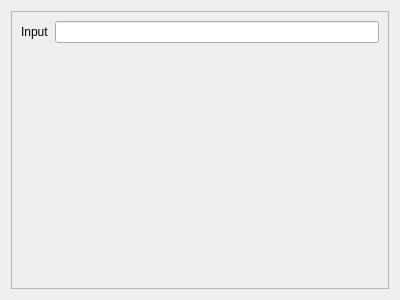
This is ui_app/ui/main.ui in timlau/PyQt6-Examples as Qt 5 draws it before an edit. The edited form follows.
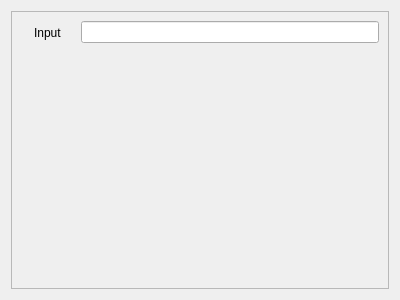
This is the edited form.

```diff
--- a/ui_app/ui/main.ui
+++ b/ui_app/ui/main.ui
@@ -13,6 +13,17 @@
   <property name="windowTitle">
    <string>Form</string>
   </property>
+  <property name="styleSheet">
+   <string notr="true">QLabel {
+	padding:  5px 10px;
+
+}
+
+QLineInput {
+	padding:  5px 10px;
+	margin: 10px;
+}</string>
+  </property>
   <layout class="QGridLayout" name="gridLayout">
    <item row="0" column="0">
     <widget class="QFrame" name="frame">
```
